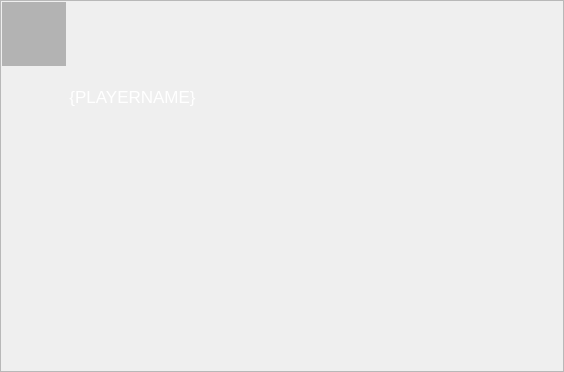
kubos741/kbang, file branches/macjariel/client/opponentwidget.ui: the form before one commit.
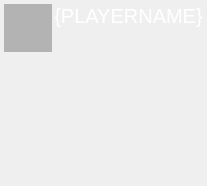
The form after the commit. Custom widgets are drawn as their Qt base class.

What changed in the file:
```diff
--- a/branches/macjariel/client/opponentwidget.ui
+++ b/branches/macjariel/client/opponentwidget.ui
@@ -5,8 +5,8 @@
    <rect>
     <x>0</x>
     <y>0</y>
-    <width>564</width>
-    <height>372</height>
+    <width>211</width>
+    <height>192</height>
    </rect>
   </property>
   <property name="sizePolicy" >
@@ -19,56 +19,28 @@
    <string>Opponent Widget</string>
   </property>
   <layout class="QGridLayout" name="gridLayout" >
+   <property name="sizeConstraint" >
+    <enum>QLayout::SetFixedSize</enum>
+   </property>
    <property name="margin" >
-    <number>0</number>
+    <number>4</number>
    </property>
    <property name="spacing" >
     <number>0</number>
    </property>
    <item row="0" column="0" >
-    <widget class="QFrame" name="frame" >
-     <property name="frameShape" >
-      <enum>QFrame::StyledPanel</enum>
-     </property>
-     <property name="lineWidth" >
-      <number>2</number>
-     </property>
-     <property name="midLineWidth" >
-      <number>0</number>
-     </property>
-     <layout class="QHBoxLayout" name="horizontalLayout_4" >
-      <property name="spacing" >
-       <number>3</number>
-      </property>
-      <property name="margin" >
-       <number>1</number>
-      </property>
-      <item>
-       <layout class="QVBoxLayout" name="verticalLayout" >
-        <property name="spacing" >
-         <number>1</number>
-        </property>
-        <item>
          <layout class="QHBoxLayout" name="horizontalLayout" >
           <property name="spacing" >
+      <number>2</number>
+     </property>
+     <property name="margin" >
            <number>0</number>
           </property>
           <item>
-           <spacer name="horizontalSpacer_2" >
-            <property name="orientation" >
-             <enum>Qt::Horizontal</enum>
-            </property>
-            <property name="sizeType" >
-             <enum>QSizePolicy::Minimum</enum>
-            </property>
-            <property name="sizeHint" stdset="0" >
-             <size>
-              <width>0</width>
-              <height>20</height>
-             </size>
-            </property>
-           </spacer>
-          </item>
+      <layout class="QVBoxLayout" name="verticalLayout_2" >
+       <property name="spacing" >
+        <number>2</number>
+       </property>
           <item>
            <widget class="QLabel" name="mp_labelAvatar" >
             <property name="sizePolicy" >
@@ -79,14 +51,14 @@
             </property>
             <property name="minimumSize" >
              <size>
-              <width>64</width>
-              <height>64</height>
+           <width>48</width>
+           <height>48</height>
              </size>
             </property>
             <property name="maximumSize" >
              <size>
-              <width>64</width>
-              <height>64</height>
+           <width>48</width>
+           <height>48</height>
              </size>
             </property>
             <property name="styleSheet" >
@@ -106,40 +78,17 @@
            </widget>
           </item>
           <item>
-           <spacer name="horizontalSpacer_3" >
+        <spacer name="verticalSpacer" >
             <property name="orientation" >
-             <enum>Qt::Horizontal</enum>
+          <enum>Qt::Vertical</enum>
             </property>
             <property name="sizeType" >
-             <enum>QSizePolicy::Minimum</enum>
+          <enum>QSizePolicy::Expanding</enum>
             </property>
             <property name="sizeHint" stdset="0" >
              <size>
-              <width>0</width>
-              <height>20</height>
-             </size>
-            </property>
-           </spacer>
-          </item>
-         </layout>
-        </item>
-        <item>
-         <layout class="QHBoxLayout" name="horizontalLayout_2" >
-          <property name="spacing" >
-           <number>0</number>
-          </property>
-          <item>
-           <spacer name="horizontalSpacer_4" >
-            <property name="orientation" >
-             <enum>Qt::Horizontal</enum>
-            </property>
-            <property name="sizeType" >
-             <enum>QSizePolicy::Minimum</enum>
-            </property>
-            <property name="sizeHint" stdset="0" >
-             <size>
-              <width>0</width>
-              <height>20</height>
+           <width>20</width>
+           <height>0</height>
              </size>
             </property>
            </spacer>
@@ -147,56 +96,17 @@
           <item>
            <widget class="client::PlayerCharacterWidget" native="1" name="mp_characterWidget" />
           </item>
-          <item>
-           <spacer name="horizontalSpacer_5" >
-            <property name="orientation" >
-             <enum>Qt::Horizontal</enum>
-            </property>
-            <property name="sizeType" >
-             <enum>QSizePolicy::Minimum</enum>
-            </property>
-            <property name="sizeHint" stdset="0" >
-             <size>
-              <width>0</width>
-              <height>20</height>
-             </size>
-            </property>
-           </spacer>
-          </item>
          </layout>
         </item>
         <item>
-         <spacer name="verticalSpacer_2" >
-          <property name="orientation" >
-           <enum>Qt::Vertical</enum>
-          </property>
-          <property name="sizeType" >
-           <enum>QSizePolicy::Maximum</enum>
-          </property>
-          <property name="sizeHint" stdset="0" >
-           <size>
-            <width>10</width>
-            <height>10</height>
-           </size>
-          </property>
-         </spacer>
-        </item>
-       </layout>
-      </item>
-      <item>
-       <layout class="QVBoxLayout" name="verticalLayout_2" >
+      <layout class="QVBoxLayout" name="verticalLayout" >
         <property name="spacing" >
-         <number>0</number>
-        </property>
-        <item>
-         <layout class="QHBoxLayout" name="horizontalLayout_3" >
-          <property name="spacing" >
-           <number>0</number>
+        <number>2</number>
           </property>
           <item>
            <widget class="QLabel" name="mp_labelPlayerName" >
             <property name="sizePolicy" >
-             <sizepolicy vsizetype="Fixed" hsizetype="Preferred" >
+          <sizepolicy vsizetype="Fixed" hsizetype="Expanding" >
               <horstretch>0</horstretch>
               <verstretch>0</verstretch>
              </sizepolicy>
@@ -209,7 +119,7 @@
             </property>
             <property name="font" >
              <font>
-              <pointsize>13</pointsize>
+           <pointsize>15</pointsize>
              </font>
             </property>
             <property name="styleSheet" >
@@ -224,41 +134,20 @@
            </widget>
           </item>
           <item>
-           <spacer name="horizontalSpacer" >
+        <spacer name="verticalSpacer_2" >
             <property name="orientation" >
-             <enum>Qt::Horizontal</enum>
+          <enum>Qt::Vertical</enum>
             </property>
             <property name="sizeType" >
              <enum>QSizePolicy::Expanding</enum>
             </property>
             <property name="sizeHint" stdset="0" >
              <size>
-              <width>18</width>
-              <height>18</height>
+           <width>20</width>
+           <height>0</height>
              </size>
             </property>
            </spacer>
-          </item>
-          <item>
-           <widget class="QLabel" name="mp_sheriffIcon" >
-            <property name="sizePolicy" >
-             <sizepolicy vsizetype="Fixed" hsizetype="Fixed" >
-              <horstretch>0</horstretch>
-              <verstretch>0</verstretch>
-             </sizepolicy>
-            </property>
-            <property name="minimumSize" >
-             <size>
-              <width>16</width>
-              <height>16</height>
-             </size>
-            </property>
-            <property name="text" >
-             <string/>
-            </property>
-           </widget>
-          </item>
-         </layout>
         </item>
         <item>
          <widget class="client::CardList" native="1" name="mp_hand" >
@@ -268,23 +157,13 @@
             <verstretch>0</verstretch>
            </sizepolicy>
           </property>
-         </widget>
-        </item>
-        <item>
-         <spacer name="verticalSpacer" >
-          <property name="orientation" >
-           <enum>Qt::Vertical</enum>
-          </property>
-          <property name="sizeType" >
-           <enum>QSizePolicy::Maximum</enum>
-          </property>
-          <property name="sizeHint" stdset="0" >
+         <property name="minimumSize" >
            <size>
-            <width>20</width>
-            <height>5</height>
-           </size>
-          </property>
-         </spacer>
+           <width>0</width>
+           <height>75</height>
+          </size>
+         </property>
+        </widget>
         </item>
         <item>
          <widget class="client::CardList" native="1" name="mp_table" >
@@ -294,12 +173,17 @@
             <verstretch>0</verstretch>
            </sizepolicy>
           </property>
+         <property name="minimumSize" >
+          <size>
+           <width>0</width>
+           <height>75</height>
+          </size>
+         </property>
          </widget>
         </item>
        </layout>
       </item>
      </layout>
-    </widget>
    </item>
   </layout>
  </widget>
```
Lines whose indentation alone changed are shown as unchanged.
